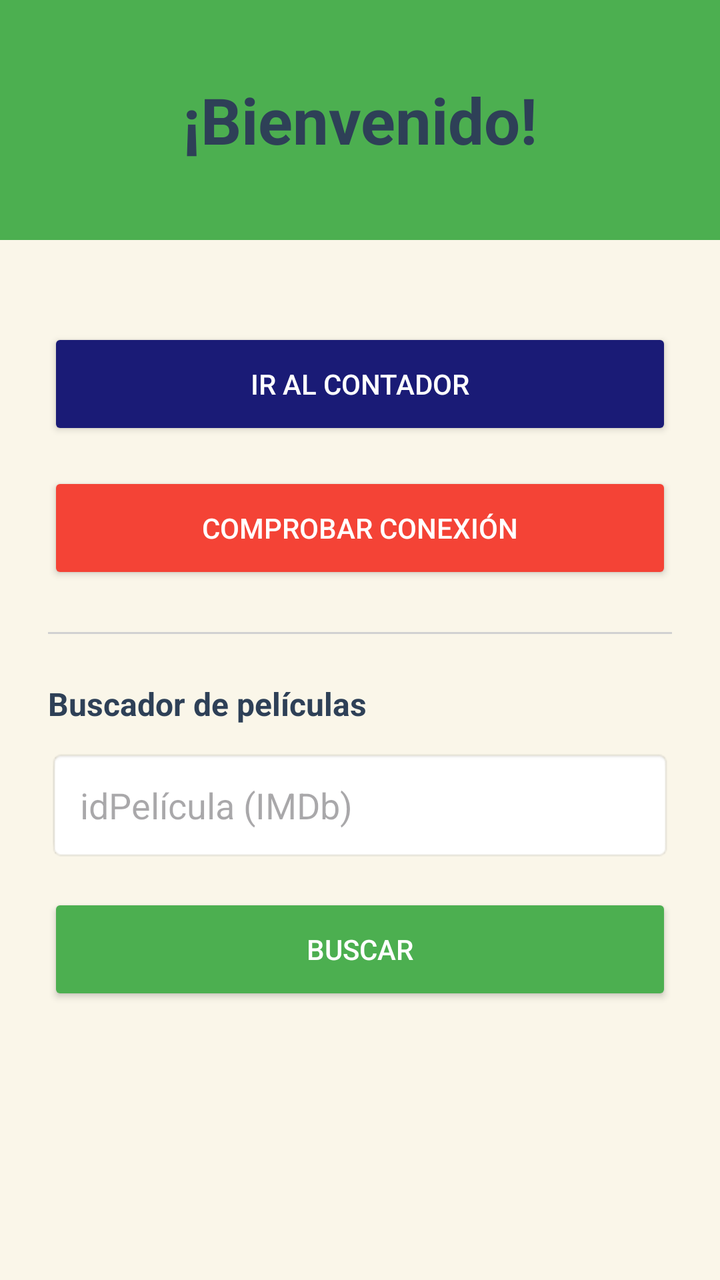
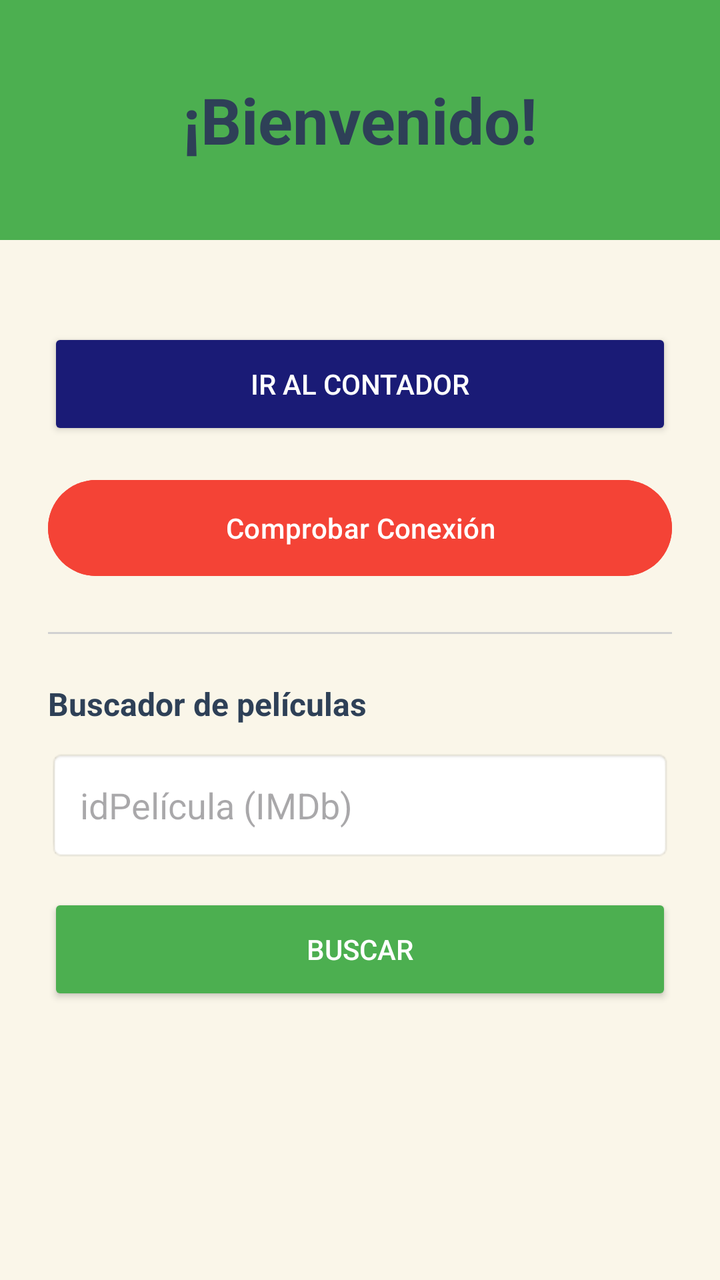

Compare the two renders of this Android layout. The source of the first and the diff that turns it into the second are given below.
<!-- AndroidManifest.xml: application theme Theme.Material3.DayNight.NoActionBar -->
<!-- res/layout/activity_main.xml -->
<?xml version="1.0" encoding="utf-8"?>
<LinearLayout xmlns:android="http://schemas.android.com/apk/res/android"
    xmlns:app="http://schemas.android.com/apk/res-auto"
    android:layout_width="match_parent"
    android:layout_height="match_parent"
    android:background="#FAF6E9"
    android:orientation="vertical">

    <TextView
        android:layout_width="match_parent"
        android:layout_height="120dp"
        android:background="#4CAF50"
        android:gravity="center"
        android:text="¡Bienvenido!"
        android:textColor="#2E4057"
        android:textSize="32sp"
        android:textStyle="bold" />

    <LinearLayout
        android:layout_width="match_parent"
        android:layout_height="match_parent"
        android:gravity="center_horizontal"
        android:orientation="vertical"
        android:padding="24dp">

        <Button
            android:id="@+id/btnGoToCounter"
            android:layout_width="match_parent"
            android:layout_height="56dp"
            android:layout_marginTop="20dp"
            android:backgroundTint="#1A1B76"
            android:text="Ir al Contador"
            android:textColor="#FFFFFF"
            app:cornerRadius="28dp" />

        <Button
            android:id="@+id/btnCheckConnection"
            android:layout_width="match_parent"
            android:layout_height="56dp"
            android:layout_marginTop="16dp"
            android:backgroundTint="#F44336"
            android:icon="@android:drawable/stat_sys_warning"
            android:text="Comprobar Conexión"
            android:textColor="#FFFFFF"
            app:cornerRadius="28dp" />

        <View
            android:layout_width="match_parent"
            android:layout_height="1dp"
            android:layout_marginVertical="24dp"
            android:background="#D1D1D1" />

        <TextView
            android:layout_width="wrap_content"
            android:layout_height="wrap_content"
            android:layout_gravity="start"
            android:text="Buscador de películas"
            android:textColor="#2E4057"
            android:textSize="16sp"
            android:textStyle="bold" />

        <EditText
            android:id="@+id/etMovieId"
            android:layout_width="match_parent"
            android:layout_height="56dp"
            android:layout_marginTop="12dp"
            android:background="@android:drawable/editbox_background_normal"
            android:hint="idPelícula (IMDb)"
            android:paddingHorizontal="16dp" />

        <Button
            android:id="@+id/btnSearch"
            android:layout_width="match_parent"
            android:layout_height="56dp"
            android:layout_marginTop="16dp"
            android:backgroundTint="#4CAF50"
            android:text="Buscar"
            android:textColor="#FFFFFF"
            app:cornerRadius="28dp" />

    </LinearLayout>
</LinearLayout>
<!-- resources referenced by this layout -->
<resources>

</resources>

<!-- the commit's change to res/layout/activity_main.xml (unified diff, before → after) -->
@@ -33,16 +33,18 @@
             android:textColor="#FFFFFF"
             app:cornerRadius="28dp" />
 
-        <Button
+        <com.google.android.material.button.MaterialButton
             android:id="@+id/btnCheckConnection"
             android:layout_width="match_parent"
             android:layout_height="56dp"
             android:layout_marginTop="16dp"
             android:backgroundTint="#F44336"
-            android:icon="@android:drawable/stat_sys_warning"
             android:text="Comprobar Conexión"
             android:textColor="#FFFFFF"
-            app:cornerRadius="28dp" />
+            app:cornerRadius="28dp"
+            app:iconGravity="textStart"
+            app:iconPadding="8dp"
+            app:iconTint="#FFFFFF" />
 
         <View
             android:layout_width="match_parent"
